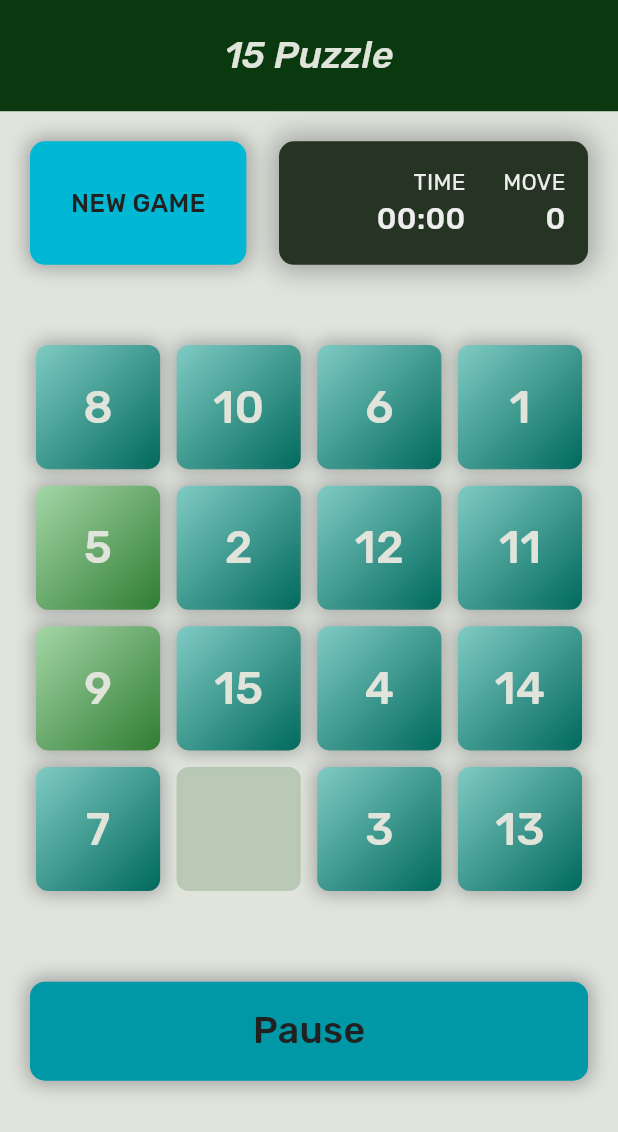
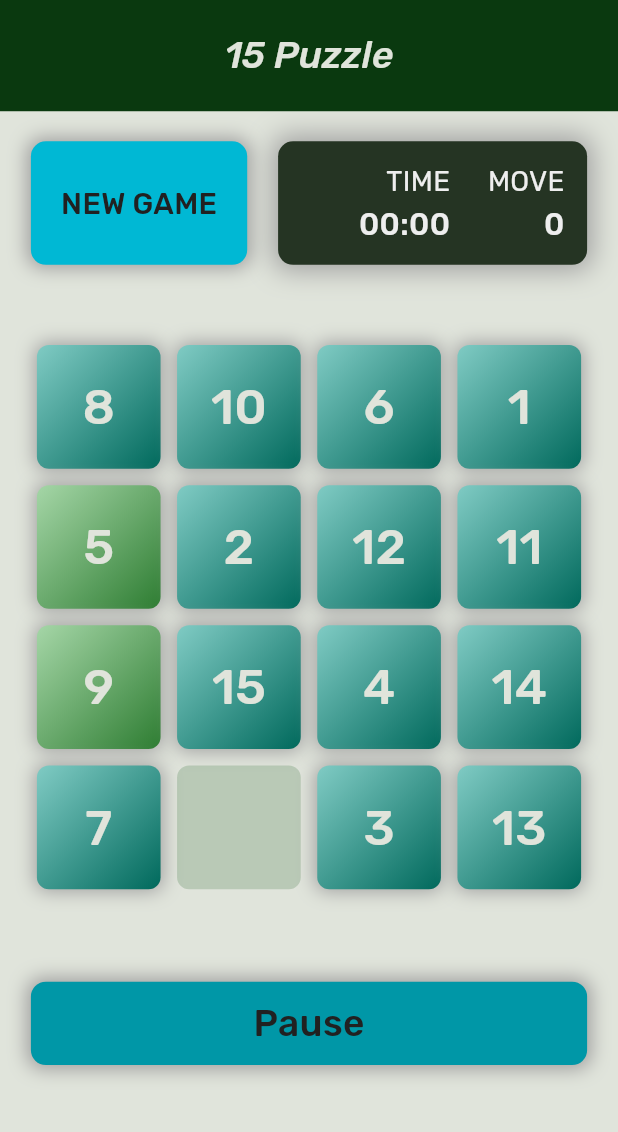
Before and after one commit to Isfandiyor-Dev/puzzle_game, a Flutter app: the screen it shows after launch, after a tap on an icon or button, on a phone screen of 412 x 824 dp. Shown: the top 1132 px of the screen. Run offline on Flutter 3.47's test engine with Material 3 defaults, Android fonts, the phone set to English and light mode, and no system bars.

Commit message:
last commit

```diff
--- a/lib/controllers/tiles_controller.dart
+++ b/lib/controllers/tiles_controller.dart
@@ -1,4 +1,3 @@
-
 import 'package:flutter/material.dart';
 import 'package:puzzle_game/models/tile.dart';
 
--- a/lib/view/screens/home_screen.dart
+++ b/lib/view/screens/home_screen.dart
@@ -15,8 +15,8 @@ class HomeScreen extends StatefulWidget {
 }
 
 class _HomeScreenState extends State<HomeScreen> {
-  late double widthScreen;
-
+  late double width;
+  late double height;
   @override
   void initState() {
     super.initState();
@@ -28,14 +28,12 @@ class _HomeScreenState extends State<HomeScreen> {
   @override
   void didChangeDependencies() {
     super.didChangeDependencies();
-    widthScreen = MediaQuery.of(context).size.width;
+    width = MediaQuery.of(context).size.width;
+    height = MediaQuery.of(context).size.height;
   }
 
   @override
   Widget build(BuildContext context) {
-    double width = MediaQuery.of(context).size.width;
-    double height = MediaQuery.of(context).size.height;
-
     return Scaffold(
       backgroundColor: Theme.of(context).colorScheme.inverseSurface,
       appBar: AppBar(
@@ -53,7 +51,10 @@ class _HomeScreenState extends State<HomeScreen> {
         centerTitle: true,
       ),
       body: SingleChildScrollView(
-        padding: const EdgeInsets.all(20.0),
+        padding: EdgeInsets.symmetric(
+          horizontal: width * 0.05,
+          vertical: 20,
+        ),
         child: Column(
           children: [
             Row(
@@ -66,7 +67,7 @@ class _HomeScreenState extends State<HomeScreen> {
             SizedBox(height: height * 0.06),
             SizedBox(
               width: double.infinity,
-              height: widthScreen,
+              height: width,
               child: Consumer<TilesController>(
                 builder: (context, controllerTiles, child) {
                   return GridView.builder(
@@ -83,6 +84,7 @@ class _HomeScreenState extends State<HomeScreen> {
                       return MyTile(
                         index: index,
                         tile: tile,
+                        width: width,
                       );
                     },
                   );
@@ -102,7 +104,7 @@ class _HomeScreenState extends State<HomeScreen> {
                   },
                   child: Ink(
                     width: double.infinity,
-                    padding: const EdgeInsets.all(15),
+                    padding: EdgeInsets.all(width * 0.025),
                     decoration: BoxDecoration(
                       color: Colors.cyan[700],
                       borderRadius: BorderRadius.circular(10),
@@ -119,7 +121,7 @@ class _HomeScreenState extends State<HomeScreen> {
                         watchController.isRunning ? 'Pause' : 'Play',
                         style: TextStyle(
                           fontFamily: 'Rubik',
-                          fontSize: 25,
+                          fontSize: width * 0.06,
                           color: Colors.grey[900],
                           fontWeight: FontWeight.w500,
                         ),
--- a/lib/view/widgets/my_tile.dart
+++ b/lib/view/widgets/my_tile.dart
@@ -9,15 +9,17 @@ import 'package:puzzle_game/view/widgets/my_win_dialog.dart';
 class MyTile extends StatelessWidget {
   Tile tile;
   int index;
+  final double width;
   MyTile({
     super.key,
     required this.tile,
     required this.index,
+    required this.width,
   });
 
   Decoration emptyTile() {
     return BoxDecoration(
-      color: Colors.green[900]!.withOpacity(0.2),
+      color: const Color(0xFF1B5E20).withOpacity(0.2),
       borderRadius: BorderRadius.circular(8.0),
     );
   }
@@ -27,7 +29,7 @@ class MyTile extends StatelessWidget {
       gradient: LinearGradient(
         colors: tile.number == index + 1
             ? [Colors.green.shade200, Colors.green.shade800]
-            : [Colors.teal.shade200, Colors.teal.shade800],
+            : [const Color(0xFF80CBC4), Colors.teal.shade800],
         begin: Alignment.topLeft,
         end: Alignment.bottomRight,
       ),
@@ -52,7 +54,7 @@ class MyTile extends StatelessWidget {
           Provider.of<StopWatchController>(context, listen: false).stop();
           showDialog(
             context: context,
-            builder: (ctx) => const MyWinDialog(),
+            builder: (ctx) => MyWinDialog(width: width),
           );
         } else if (!Provider.of<StopWatchController>(context, listen: false)
             .isRunning) {
@@ -69,9 +71,9 @@ class MyTile extends StatelessWidget {
               ? null
               : Text(
                   tile.number.toString(),
-                  style: const TextStyle(
+                  style: TextStyle(
                     fontFamily: 'Rubik',
-                    fontSize: 30,
+                    fontSize: width * 0.08,
                     fontWeight: FontWeight.w500,
                   ),
                 ),
--- a/lib/view/widgets/my_win_dialog.dart
+++ b/lib/view/widgets/my_win_dialog.dart
@@ -4,7 +4,8 @@ import 'package:puzzle_game/controllers/stopwatch_controller.dart';
 import 'package:puzzle_game/controllers/tiles_controller.dart';
 
 class MyWinDialog extends StatelessWidget {
-  const MyWinDialog({super.key});
+  const MyWinDialog({super.key, required this.width});
+  final double width;
 
   @override
   Widget build(BuildContext context) {
@@ -12,19 +13,20 @@ class MyWinDialog extends StatelessWidget {
     final stopWatchController =
         Provider.of<StopWatchController>(context, listen: false);
     return AlertDialog(
-      title: const Text(
+      title: Text(
         "Excellent!",
         style: TextStyle(
           fontFamily: 'Rubik',
           fontWeight: FontWeight.w600,
+          fontSize: width * 0.08,
         ),
         textAlign: TextAlign.center,
       ),
       content: Text(
         "It took you ${controller.movesNumber} moves",
-        style: const TextStyle(
+        style: TextStyle(
           fontFamily: 'Rubik',
-          fontSize: 20,
+          fontSize: width * 0.05,
           fontWeight: FontWeight.w500,
         ),
         textAlign: TextAlign.center,
@@ -49,7 +51,7 @@ class MyWinDialog extends StatelessWidget {
               "Play Again",
               style: TextStyle(
                 fontFamily: 'Rubik',
-                fontSize: 17,
+                fontSize: width * 0.05,
                 color: Colors.grey[200],
                 fontWeight: FontWeight.w500,
               ),
--- a/lib/view/widgets/new_game_btn.dart
+++ b/lib/view/widgets/new_game_btn.dart
@@ -33,7 +33,7 @@ class NewGameBtn extends StatelessWidget {
             "NEW GAME",
             style: TextStyle(
               fontFamily: 'Rubik',
-              fontSize: 17,
+              fontSize: width * 0.048,
               color: Colors.grey[900],
               fontWeight: FontWeight.w500,
             ),
--- a/lib/view/widgets/time_and_move.dart
+++ b/lib/view/widgets/time_and_move.dart
@@ -42,7 +42,7 @@ class TimeAndMove extends StatelessWidget {
                   "TIME",
                   style: TextStyle(
                     fontFamily: 'Rubik',
-                    fontSize: 15,
+                    fontSize: width * 0.045,
                     color: Colors.grey[200],
                   ),
                 ),
@@ -50,7 +50,7 @@ class TimeAndMove extends StatelessWidget {
                   stopWatchController.formattedTime,
                   style: TextStyle(
                     fontFamily: 'Rubik',
-                    fontSize: 20,
+                    fontSize: width * 0.05,
                     color: Colors.grey[200],
                     fontWeight: FontWeight.w500,
                   ),
@@ -66,7 +66,7 @@ class TimeAndMove extends StatelessWidget {
                   "MOVE",
                   style: TextStyle(
                     fontFamily: 'Rubik',
-                    fontSize: 15,
+                    fontSize: width * 0.045,
                     color: Colors.grey[200],
                   ),
                 ),
@@ -74,7 +74,7 @@ class TimeAndMove extends StatelessWidget {
                   controller.movesNumber.toString(),
                   style: TextStyle(
                     fontFamily: 'Rubik',
-                    fontSize: 20,
+                    fontSize: width * 0.05,
                     color: Colors.grey[200],
                     fontWeight: FontWeight.w500,
                   ),
--- a/pubspec.yaml
+++ b/pubspec.yaml
@@ -9,6 +9,7 @@ environment:
 dependencies:
   flutter:
     sdk: flutter
+  flutter_screenutil: ^5.9.3
   provider: ^6.1.2
 
 dev_dependencies:
```
Also changed, not shown: pubspec.lock, 60 other files.
